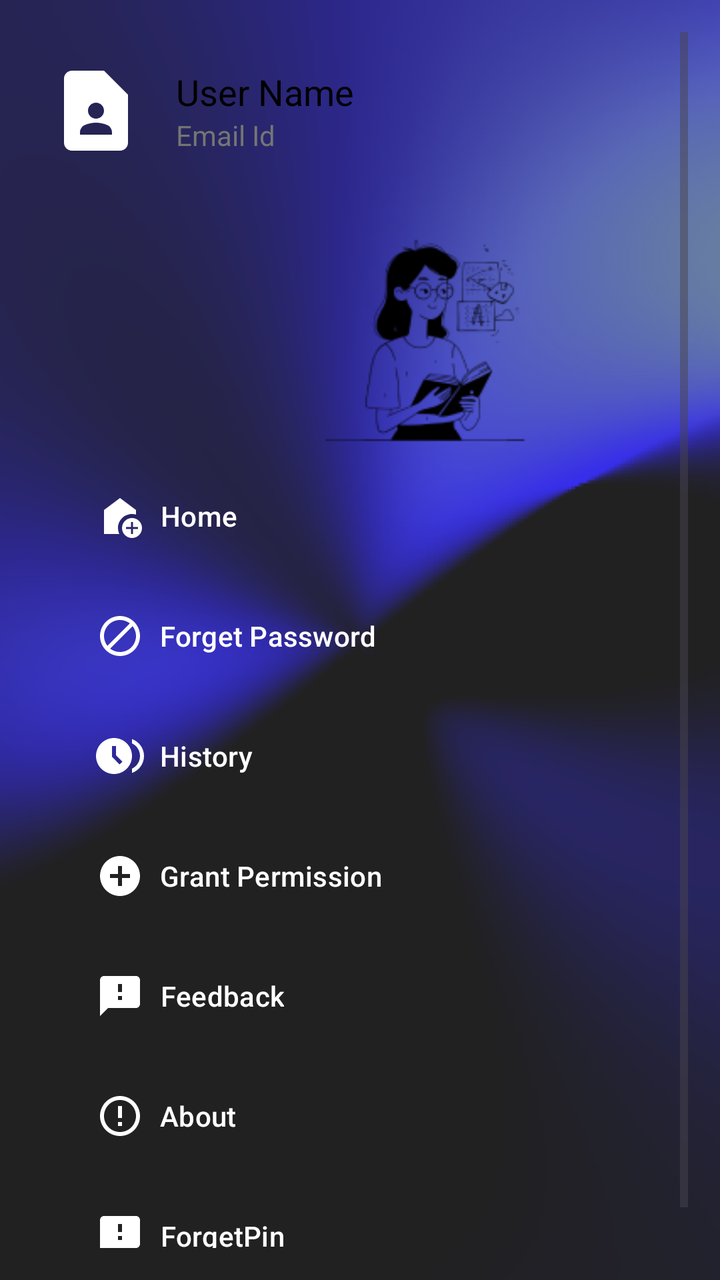
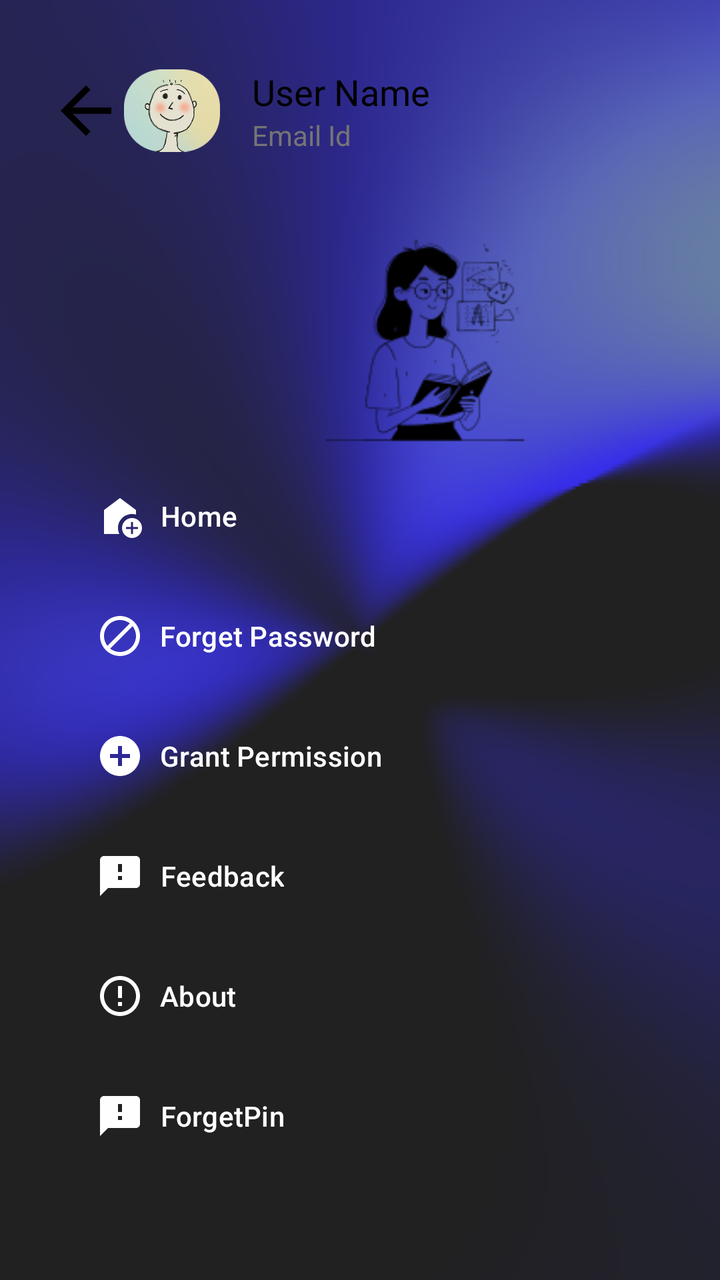

Compare the two renders of this Android layout. The source of the first and the diff that turns it into the second are given below.
<!-- AndroidManifest.xml: application theme Theme.AccessMaster -->
<!-- res/layout/settings.xml -->
<?xml version="1.0" encoding="utf-8"?>
<androidx.constraintlayout.widget.ConstraintLayout xmlns:android="http://schemas.android.com/apk/res/android"
    android:layout_width="match_parent"
    android:layout_height="match_parent"
    xmlns:app="http://schemas.android.com/apk/res-auto">

    <ScrollView
        android:layout_width="match_parent"
        android:layout_height="match_parent"
        android:background="@drawable/back"
        android:padding="16dp">

        <LinearLayout
            android:layout_width="match_parent"
            android:layout_height="wrap_content"
            android:orientation="vertical"
            android:padding="8dp">

            
            <LinearLayout
                android:layout_width="match_parent"
                android:layout_height="63dp"
                android:layout_marginBottom="16dp"
                android:gravity="center_vertical"
                android:orientation="horizontal">

                <ImageView
                    android:layout_width="48dp"
                    android:layout_height="48dp"
                    android:contentDescription="@string/profile_icon"
                    android:src="@drawable/ic_profile" />

                <LinearLayout
                    android:layout_width="wrap_content"
                    android:layout_height="wrap_content"
                    android:orientation="vertical"
                    android:paddingStart="16dp">

                    <TextView
                        android:layout_width="wrap_content"
                        android:layout_height="wrap_content"
                        android:text="User Name"
                        android:textColor="#000"
                        android:textSize="18sp" />

                    <TextView
                        android:layout_width="wrap_content"
                        android:layout_height="wrap_content"
                        android:text="Email Id"
                        android:textColor="#757575"
                        android:textSize="14sp" />
                </LinearLayout>
            </LinearLayout>


            <ImageView
                android:layout_width="379dp"
                android:layout_height="131dp"
                app:srcCompat="@drawable/setgirl" />

            <Button
                android:id="@+id/homeButton"
                android:layout_width="wrap_content"
                android:layout_height="wrap_content"
                android:layout_marginBottom="12dp"
                android:background="@drawable/button_background"
                android:drawableLeft="@drawable/ic_home"
                android:drawablePadding="8dp"
                android:text="Home" />

            <Button
                android:id="@+id/forgetpasswordButton"
                android:layout_width="wrap_content"
                android:layout_height="wrap_content"
                android:layout_marginBottom="12dp"
                android:background="@drawable/button_background"
                android:drawableLeft="@drawable/ic_block"
                android:drawablePadding="8dp"
                android:text="Forget Password" />

            <Button
                android:id="@+id/historyButton"
                android:layout_width="wrap_content"
                android:layout_height="wrap_content"
                android:layout_marginBottom="12dp"
                android:background="@drawable/button_background"
                android:drawableLeft="@drawable/ic_history"
                android:drawablePadding="8dp"
                android:text="History" />


            <Button
                android:id="@+id/grantPermissionButton"
                android:layout_width="wrap_content"
                android:layout_height="wrap_content"
                android:layout_marginBottom="12dp"
                android:background="@drawable/button_background"
                android:drawableLeft="@drawable/ic_permission"
                android:drawablePadding="8dp"
                android:text="Grant Permission" />


            <Button
                android:id="@+id/feedbackButton"
                android:layout_width="wrap_content"
                android:layout_height="wrap_content"
                android:layout_marginBottom="12dp"
                android:background="@drawable/button_background"
                android:drawableLeft="@drawable/ic_feedback"
                android:drawablePadding="8dp"
                android:text="Feedback" />

            <Button
                android:id="@+id/aboutButton"
                android:layout_width="wrap_content"
                android:layout_height="wrap_content"
                android:layout_marginBottom="12dp"
                android:background="@drawable/button_background"
                android:drawableLeft="@drawable/ic_about"
                android:drawablePadding="8dp"
                android:text="About" />

            <Button
                android:id="@+id/forgetpinButton"
                android:layout_width="wrap_content"
                android:layout_height="wrap_content"
                android:layout_marginBottom="12dp"
                android:background="@drawable/button_background"
                android:drawableLeft="@drawable/ic_feedback"
                android:drawablePadding="8dp"
                android:text="ForgetPin" />
        </LinearLayout>
    </ScrollView>

</androidx.constraintlayout.widget.ConstraintLayout>
<!-- resources referenced by this layout -->
<resources>
  <!-- drawable button_background (drawable) -->
  <?xml version="1.0" encoding="utf-8"?>
  <selector xmlns:android="http://schemas.android.com/apk/res/android">
      
      <item android:state_pressed="true">
          <shape android:shape="rectangle">
              <solid android:color="#00000000" /> 
          </shape>
          <size android:height="2dp" />
      </item>
  
      
      <item>
          <shape android:shape="rectangle">
              <solid android:color="#00000000" /> 
          </shape>
      </item>
  </selector>
  <!-- drawable ic_about (drawable) -->
  <vector xmlns:android="http://schemas.android.com/apk/res/android" android:height="24dp" android:tint="#FFFFFF" android:viewportHeight="24" android:viewportWidth="24" android:width="24dp">
        
      <path android:fillColor="@android:color/white" android:pathData="M11,15h2v2h-2zM11,7h2v6h-2zM11.99,2C6.47,2 2,6.48 2,12s4.47,10 9.99,10C17.52,22 22,17.52 22,12S17.52,2 11.99,2zM12,20c-4.42,0 -8,-3.58 -8,-8s3.58,-8 8,-8 8,3.58 8,8 -3.58,8 -8,8z"/>
      
  </vector>
  <!-- drawable ic_block (drawable) -->
  <vector xmlns:android="http://schemas.android.com/apk/res/android" android:height="24dp" android:tint="#FFFFFF" android:viewportHeight="24" android:viewportWidth="24" android:width="24dp">
        
      <path android:fillColor="@android:color/white" android:pathData="M12,2C6.48,2 2,6.48 2,12s4.48,10 10,10 10,-4.48 10,-10S17.52,2 12,2zM4,12c0,-4.42 3.58,-8 8,-8 1.85,0 3.55,0.63 4.9,1.69L5.69,16.9C4.63,15.55 4,13.85 4,12zM12,20c-1.85,0 -3.55,-0.63 -4.9,-1.69L18.31,7.1C19.37,8.45 20,10.15 20,12c0,4.42 -3.58,8 -8,8z"/>
      
  </vector>
  <!-- drawable ic_feedback (drawable) -->
  <vector xmlns:android="http://schemas.android.com/apk/res/android" android:height="24dp" android:tint="#FFFFFF" android:viewportHeight="24" android:viewportWidth="24" android:width="24dp">
        
      <path android:fillColor="@android:color/white" android:pathData="M20,2L4,2c-1.1,0 -1.99,0.9 -1.99,2L2,22l4,-4h14c1.1,0 2,-0.9 2,-2L22,4c0,-1.1 -0.9,-2 -2,-2zM13,14h-2v-2h2v2zM13,10h-2L11,6h2v4z"/>
      
  </vector>
  <!-- drawable ic_history (drawable) -->
  <vector xmlns:android="http://schemas.android.com/apk/res/android" android:height="24dp" android:tint="#FFFFFF" android:viewportHeight="24" android:viewportWidth="24" android:width="24dp">
        
      <path android:fillColor="@android:color/white" android:pathData="M9,3c-4.97,0 -9,4.03 -9,9s4.03,9 9,9s9,-4.03 9,-9S13.97,3 9,3zM11.79,16.21L8,12.41V7h2v4.59l3.21,3.21L11.79,16.21z"/>
        
      <path android:fillColor="@android:color/white" android:pathData="M17.99,3.52v2.16C20.36,6.8 22,9.21 22,12c0,2.79 -1.64,5.2 -4.01,6.32v2.16C21.48,19.24 24,15.91 24,12C24,8.09 21.48,4.76 17.99,3.52z"/>
      
  </vector>
  <!-- drawable ic_permission (drawable) -->
  <vector xmlns:android="http://schemas.android.com/apk/res/android" android:height="24dp" android:tint="#FFFFFF" android:viewportHeight="24" android:viewportWidth="24" android:width="24dp">
        
      <path android:fillColor="@android:color/white" android:pathData="M12,2C6.48,2 2,6.48 2,12s4.48,10 10,10 10,-4.48 10,-10S17.52,2 12,2zM17,13h-4v4h-2v-4L7,13v-2h4L11,7h2v4h4v2z"/>
      
  </vector>
  <!-- drawable ic_profile (drawable) -->
  <vector xmlns:android="http://schemas.android.com/apk/res/android" android:height="24dp" android:tint="#FFFFFF" android:viewportHeight="24" android:viewportWidth="24" android:width="24dp">
        
      <path android:fillColor="@android:color/white" android:pathData="M14,2H6C4.9,2 4,2.9 4,4v16c0,1.1 0.9,2 2,2h12c1.1,0 2,-0.9 2,-2V8L14,2zM12,10c1.1,0 2,0.9 2,2c0,1.1 -0.9,2 -2,2s-2,-0.9 -2,-2C10,10.9 10.9,10 12,10zM16,18H8v-0.57c0,-0.81 0.48,-1.53 1.22,-1.85C10.07,15.21 11.01,15 12,15c0.99,0 1.93,0.21 2.78,0.58C15.52,15.9 16,16.62 16,17.43V18z"/>
      
  </vector>
  <string name="profile_icon">profile_icon</string>
  <style name="Theme.AccessMaster" parent="Base.Theme.AccessMaster" />
  <style name="Base.Theme.AccessMaster" parent="Theme.Material3.DayNight.NoActionBar">
          
          
      </style>
  <!-- unchanged entries left out for length: 3 -->
</resources>

<!-- the commit's change to res/layout/settings.xml (unified diff, before → after) -->
@@ -25,10 +25,22 @@
                 android:orientation="horizontal">
 
                 <ImageView
+                    android:id="@+id/backarrow"
+                    android:layout_width="38dp"
+                    android:layout_height="38dp"
+                    app:layout_constraintBottom_toBottomOf="parent"
+                    app:layout_constraintEnd_toEndOf="parent"
+                    app:layout_constraintHorizontal_bias="0.0"
+                    app:layout_constraintStart_toStartOf="parent"
+                    app:layout_constraintTop_toTopOf="parent"
+                    app:layout_constraintVertical_bias="0.023"
+                    app:srcCompat="@drawable/barrow" />
+
+                <ImageView
                     android:layout_width="48dp"
                     android:layout_height="48dp"
                     android:contentDescription="@string/profile_icon"
-                    android:src="@drawable/ic_profile" />
+                    android:src="@drawable/dhullu" />
 
                 <LinearLayout
                     android:layout_width="wrap_content"
@@ -37,6 +49,7 @@
                     android:paddingStart="16dp">
 
                     <TextView
+                        android:id="@+id/tvUserName"
                         android:layout_width="wrap_content"
                         android:layout_height="wrap_content"
                         android:text="User Name"
@@ -44,6 +57,7 @@
                         android:textSize="18sp" />
 
                     <TextView
+                        android:id="@+id/tvUserEmail"
                         android:layout_width="wrap_content"
                         android:layout_height="wrap_content"
                         android:text="Email Id"
@@ -63,6 +77,7 @@
                 android:layout_width="wrap_content"
                 android:layout_height="wrap_content"
                 android:layout_marginBottom="12dp"
+                android:textColor="#FFFFFF"
                 android:background="@drawable/button_background"
                 android:drawableLeft="@drawable/ic_home"
                 android:drawablePadding="8dp"
@@ -73,20 +88,12 @@
                 android:layout_width="wrap_content"
                 android:layout_height="wrap_content"
                 android:layout_marginBottom="12dp"
+                android:textColor="#FFFFFF"
                 android:background="@drawable/button_background"
                 android:drawableLeft="@drawable/ic_block"
                 android:drawablePadding="8dp"
                 android:text="Forget Password" />
 
-            <Button
-                android:id="@+id/historyButton"
-                android:layout_width="wrap_content"
-                android:layout_height="wrap_content"
-                android:layout_marginBottom="12dp"
-                android:background="@drawable/button_background"
-                android:drawableLeft="@drawable/ic_history"
-                android:drawablePadding="8dp"
-                android:text="History" />
 
 
             <Button
@@ -94,6 +101,7 @@
                 android:layout_width="wrap_content"
                 android:layout_height="wrap_content"
                 android:layout_marginBottom="12dp"
+                android:textColor="#FFFFFF"
                 android:background="@drawable/button_background"
                 android:drawableLeft="@drawable/ic_permission"
                 android:drawablePadding="8dp"
@@ -105,6 +113,7 @@
                 android:layout_width="wrap_content"
                 android:layout_height="wrap_content"
                 android:layout_marginBottom="12dp"
+                android:textColor="#FFFFFF"
                 android:background="@drawable/button_background"
                 android:drawableLeft="@drawable/ic_feedback"
                 android:drawablePadding="8dp"
@@ -115,6 +124,7 @@
                 android:layout_width="wrap_content"
                 android:layout_height="wrap_content"
                 android:layout_marginBottom="12dp"
+                android:textColor="#FFFFFF"
                 android:background="@drawable/button_background"
                 android:drawableLeft="@drawable/ic_about"
                 android:drawablePadding="8dp"
@@ -125,6 +135,7 @@
                 android:layout_width="wrap_content"
                 android:layout_height="wrap_content"
                 android:layout_marginBottom="12dp"
+                android:textColor="#FFFFFF"
                 android:background="@drawable/button_background"
                 android:drawableLeft="@drawable/ic_feedback"
                 android:drawablePadding="8dp"
<!-- resource entries referenced after the edit -->
@@ -1,5 +1,11 @@
 <!-- resources referenced by this layout -->
 <resources>
+  <!-- drawable barrow (drawable) -->
+  <vector xmlns:android="http://schemas.android.com/apk/res/android" android:autoMirrored="true" android:height="24dp" android:tint="#000000" android:viewportHeight="24" android:viewportWidth="24" android:width="24dp">
+  
+      <path android:fillColor="@android:color/white" android:pathData="M20,11H7.83l5.59,-5.59L12,4l-8,8 8,8 1.41,-1.41L7.83,13H20v-2z"/>
+  
+  </vector>
   <!-- drawable button_background (drawable) -->
   <?xml version="1.0" encoding="utf-8"?>
   <selector xmlns:android="http://schemas.android.com/apk/res/android">
@@ -18,6 +24,7 @@
           </shape>
       </item>
   </selector>
+  <!-- drawable dhullu: png bitmap (drawable, 29941 bytes) -->
   <!-- drawable ic_about (drawable) -->
   <vector xmlns:android="http://schemas.android.com/apk/res/android" android:height="24dp" android:tint="#FFFFFF" android:viewportHeight="24" android:viewportWidth="24" android:width="24dp">
         
@@ -36,24 +43,10 @@
       <path android:fillColor="@android:color/white" android:pathData="M20,2L4,2c-1.1,0 -1.99,0.9 -1.99,2L2,22l4,-4h14c1.1,0 2,-0.9 2,-2L22,4c0,-1.1 -0.9,-2 -2,-2zM13,14h-2v-2h2v2zM13,10h-2L11,6h2v4z"/>
       
   </vector>
-  <!-- drawable ic_history (drawable) -->
-  <vector xmlns:android="http://schemas.android.com/apk/res/android" android:height="24dp" android:tint="#FFFFFF" android:viewportHeight="24" android:viewportWidth="24" android:width="24dp">
-        
-      <path android:fillColor="@android:color/white" android:pathData="M9,3c-4.97,0 -9,4.03 -9,9s4.03,9 9,9s9,-4.03 9,-9S13.97,3 9,3zM11.79,16.21L8,12.41V7h2v4.59l3.21,3.21L11.79,16.21z"/>
-        
-      <path android:fillColor="@android:color/white" android:pathData="M17.99,3.52v2.16C20.36,6.8 22,9.21 22,12c0,2.79 -1.64,5.2 -4.01,6.32v2.16C21.48,19.24 24,15.91 24,12C24,8.09 21.48,4.76 17.99,3.52z"/>
-      
-  </vector>
   <!-- drawable ic_permission (drawable) -->
   <vector xmlns:android="http://schemas.android.com/apk/res/android" android:height="24dp" android:tint="#FFFFFF" android:viewportHeight="24" android:viewportWidth="24" android:width="24dp">
         
       <path android:fillColor="@android:color/white" android:pathData="M12,2C6.48,2 2,6.48 2,12s4.48,10 10,10 10,-4.48 10,-10S17.52,2 12,2zM17,13h-4v4h-2v-4L7,13v-2h4L11,7h2v4h4v2z"/>
-      
-  </vector>
-  <!-- drawable ic_profile (drawable) -->
-  <vector xmlns:android="http://schemas.android.com/apk/res/android" android:height="24dp" android:tint="#FFFFFF" android:viewportHeight="24" android:viewportWidth="24" android:width="24dp">
-        
-      <path android:fillColor="@android:color/white" android:pathData="M14,2H6C4.9,2 4,2.9 4,4v16c0,1.1 0.9,2 2,2h12c1.1,0 2,-0.9 2,-2V8L14,2zM12,10c1.1,0 2,0.9 2,2c0,1.1 -0.9,2 -2,2s-2,-0.9 -2,-2C10,10.9 10.9,10 12,10zM16,18H8v-0.57c0,-0.81 0.48,-1.53 1.22,-1.85C10.07,15.21 11.01,15 12,15c0.99,0 1.93,0.21 2.78,0.58C15.52,15.9 16,16.62 16,17.43V18z"/>
       
   </vector>
   <string name="profile_icon">profile_icon</string>
